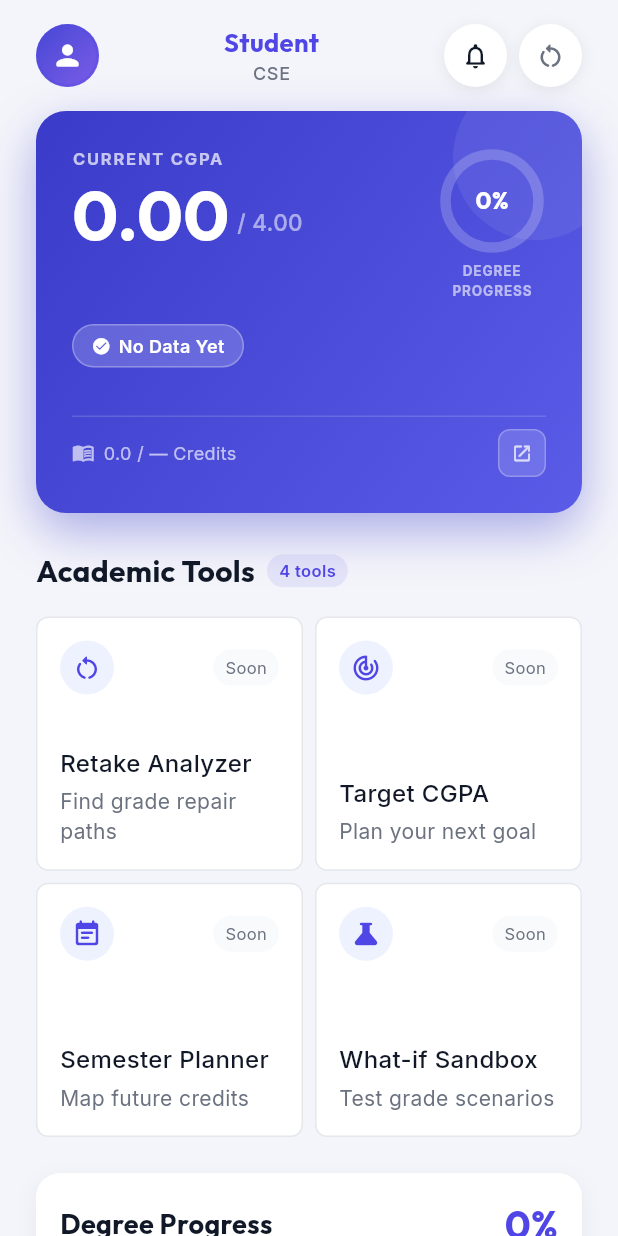
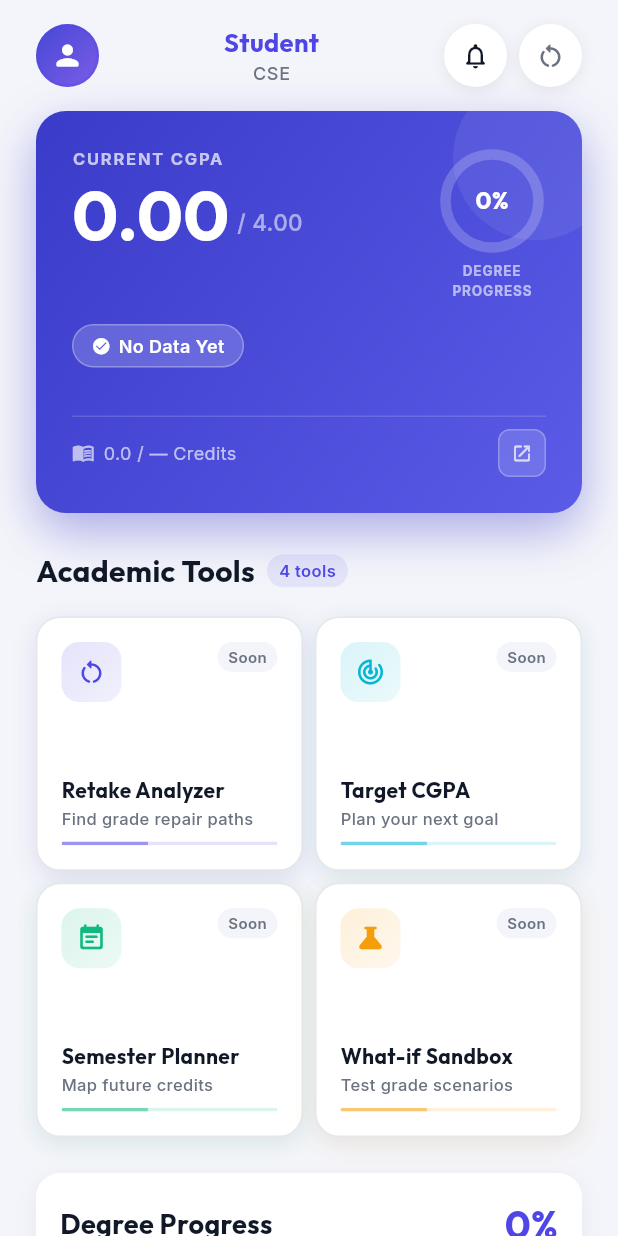
Before and after one commit to jaherunhasanrimon/diu_cgpa_tracker, a Flutter app: the DashboardScreen screen opened by its route, on a phone screen of 412 x 824 dp. Run offline on Flutter 3.47's test engine with Material 3 defaults, Android fonts, the phone set to English and light mode, and no system bars; our stand-ins replace equatable, firebase_auth, firebase_core, flutter_animate, flutter_riverpod, go_router and 3 more; accounts and stored records are empty.

Commit message:
feat: refactor AcademicToolCard to stateful widget with interactive animations and updated UI styling

```diff
--- a/lib/features/dashboard/presentation/widgets/academic_tool_card.dart
+++ b/lib/features/dashboard/presentation/widgets/academic_tool_card.dart
@@ -1,74 +1,195 @@
 import 'package:flutter/material.dart';
+import 'package:google_fonts/google_fonts.dart';
 
 import '../../../../core/theme/app_colors.dart';
 import '../../../../core/theme/app_spacing.dart';
-import '../../../../core/theme/app_text_styles.dart';
 
-class AcademicToolCard extends StatelessWidget {
+class AcademicToolCard extends StatefulWidget {
   final IconData icon;
   final String title;
   final String subtitle;
+  final Color? accentColor;
+  final VoidCallback? onTap;
 
   const AcademicToolCard({
     super.key,
     required this.icon,
     required this.title,
     required this.subtitle,
+    this.accentColor,
+    this.onTap,
   });
 
   @override
+  State<AcademicToolCard> createState() => _AcademicToolCardState();
+}
+
+class _AcademicToolCardState extends State<AcademicToolCard>
+    with SingleTickerProviderStateMixin {
+  late AnimationController _controller;
+  late Animation<double> _scaleAnim;
+  late Animation<double> _glowAnim;
+
+  @override
+  void initState() {
+    super.initState();
+    _controller = AnimationController(
+      vsync: this,
+      duration: const Duration(milliseconds: 180),
+    );
+    _scaleAnim = Tween<double>(begin: 1.0, end: 0.95).animate(
+      CurvedAnimation(parent: _controller, curve: Curves.easeOut),
+    );
+    _glowAnim = Tween<double>(begin: 0.0, end: 1.0).animate(
+      CurvedAnimation(parent: _controller, curve: Curves.easeOut),
+    );
+  }
+
+  @override
+  void dispose() {
+    _controller.dispose();
+    super.dispose();
+  }
+
+  Color get _accent => widget.accentColor ?? AppColors.primary;
+
+  @override
   Widget build(BuildContext context) {
-    return DecoratedBox(
+    return GestureDetector(
+      onTapDown: (_) => _controller.forward(),
+      onTapUp: (_) {
+        _controller.reverse();
+        widget.onTap?.call();
+      },
+      onTapCancel: () => _controller.reverse(),
+      child: AnimatedBuilder(
+        animation: _controller,
+        builder: (context, child) => Transform.scale(
+          scale: _scaleAnim.value,
+          child: child,
+        ),
+        child: Container(
           decoration: BoxDecoration(
             color: Colors.white,
-        borderRadius: BorderRadius.circular(8),
-        border: Border.all(color: AppColors.border),
+            borderRadius: BorderRadius.circular(16),
+            border: Border.all(
+              color: AppColors.border,
+              width: 1,
+            ),
+            boxShadow: [
+              BoxShadow(
+                color: Colors.black.withValues(alpha: 0.05),
+                blurRadius: 12,
+                offset: const Offset(0, 4),
+              ),
+              BoxShadow(
+                color: _accent.withValues(
+                    alpha: 0.08 + _glowAnim.value * 0.10),
+                blurRadius: 16,
+                offset: const Offset(0, 4),
+              ),
+            ],
           ),
           child: Padding(
             padding: const EdgeInsets.all(AppSpacing.md),
             child: Column(
               crossAxisAlignment: CrossAxisAlignment.start,
               children: [
+                // Icon + badge row
                 Row(
+                  crossAxisAlignment: CrossAxisAlignment.start,
                   children: [
-                CircleAvatar(
-                  radius: 18,
-                  backgroundColor: const Color(0xFFEEF2FF),
-                  foregroundColor: AppColors.primary,
-                  child: Icon(icon, size: 20),
+                    Container(
+                      width: 40,
+                      height: 40,
+                      decoration: BoxDecoration(
+                        gradient: LinearGradient(
+                          colors: [
+                            _accent.withValues(alpha: 0.15),
+                            _accent.withValues(alpha: 0.08),
+                          ],
+                          begin: Alignment.topLeft,
+                          end: Alignment.bottomRight,
+                        ),
+                        borderRadius: BorderRadius.circular(12),
+                      ),
+                      child: Icon(
+                        widget.icon,
+                        size: 20,
+                        color: _accent,
+                      ),
                     ),
                     const Spacer(),
                     Container(
                       padding: const EdgeInsets.symmetric(
-                    horizontal: AppSpacing.sm,
-                    vertical: AppSpacing.xs,
+                        horizontal: 7,
+                        vertical: 3,
                       ),
                       decoration: BoxDecoration(
-                    color: AppColors.backgroundLight,
+                        color: const Color(0xFFF4F5FA),
                         borderRadius: BorderRadius.circular(999),
                       ),
                       child: Text(
                         'Soon',
-                    style: AppTextStyles.bodyMedium.copyWith(fontSize: 11),
+                        style: GoogleFonts.inter(
+                          fontSize: 10,
+                          fontWeight: FontWeight.w600,
+                          color: AppColors.textSecondary,
+                          letterSpacing: 0.3,
+                        ),
                       ),
                     ),
                   ],
                 ),
+
                 const Spacer(),
+
+                // Title
                 Text(
-              title,
+                  widget.title,
                   maxLines: 2,
                   overflow: TextOverflow.ellipsis,
-              style: AppTextStyles.bodyLarge,
+                  style: GoogleFonts.outfit(
+                    fontSize: 14,
+                    fontWeight: FontWeight.w700,
+                    color: AppColors.textPrimary,
+                    height: 1.2,
+                  ),
                 ),
                 const SizedBox(height: AppSpacing.xs),
+
+                // Subtitle
                 Text(
-              subtitle,
+                  widget.subtitle,
                   maxLines: 2,
                   overflow: TextOverflow.ellipsis,
-              style: AppTextStyles.bodyMedium,
+                  style: GoogleFonts.inter(
+                    fontSize: 11,
+                    fontWeight: FontWeight.w500,
+                    color: AppColors.textSecondary,
+                    height: 1.3,
+                  ),
+                ),
+
+                const SizedBox(height: AppSpacing.sm),
+
+                // Bottom accent line
+                ClipRRect(
+                  borderRadius: BorderRadius.circular(999),
+                  child: Container(
+                    height: 2.5,
+                    width: double.infinity,
+                    color: _accent.withValues(alpha: 0.15),
+                    child: FractionallySizedBox(
+                      alignment: Alignment.centerLeft,
+                      widthFactor: 0.4,
+                      child: Container(color: _accent.withValues(alpha: 0.5)),
+                    ),
+                  ),
                 ),
               ],
+            ),
+          ),
         ),
       ),
     );
```
Lines whose indentation alone changed are shown as unchanged.
